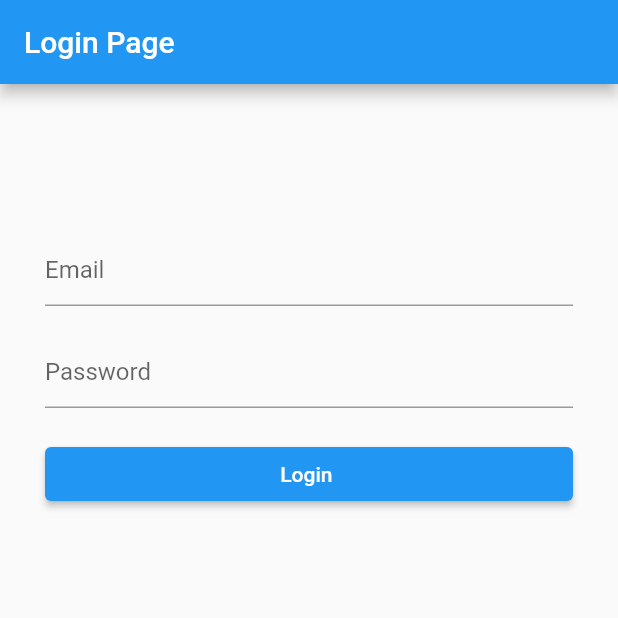
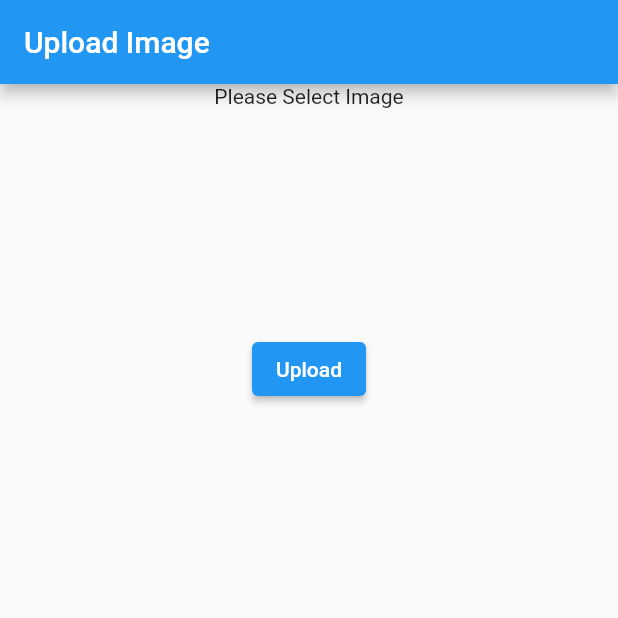
Before and after one commit to AbdulSattarSuleman/flutter_api_integration_learning, a Flutter app: the screen it shows after launch, on a phone screen of 412 x 824 dp, the top half of it. Run offline on Flutter 3.47's test engine with Material 2 defaults, Android fonts, the phone set to English and light mode, and no system bars; drawn by our look-alikes of modal_progress_hud_nsn; our stand-ins replace flutter_spinkit, image_picker.

Commit message:
upload images on server

```diff
--- a/lib/main.dart
+++ b/lib/main.dart
@@ -1,4 +1,4 @@
-import 'package:api_explore/screens/auth_screen.dart';
+import 'package:api_explore/screens/upload_image.dart';
 import 'package:flutter/material.dart';
 
 void main() {
@@ -10,9 +10,9 @@
 
   @override
   Widget build(BuildContext context) {
-    return MaterialApp(
+    return const MaterialApp(
       debugShowCheckedModeBanner: false,
-      home: AuthUser(),
+      home: UploadImageScreen(),
     );
   }
 }
--- /dev/null
+++ b/lib/screens/upload_image.dart
@@ -0,0 +1,124 @@
+// ignore_for_file: avoid_print
+
+import 'dart:io';
+
+import 'package:flutter/material.dart';
+import 'package:http/http.dart' as http;
+import 'package:image_picker/image_picker.dart';
+import 'package:modal_progress_hud_nsn/modal_progress_hud_nsn.dart';
+
+class UploadImageScreen extends StatefulWidget {
+  const UploadImageScreen({Key? key}) : super(key: key);
+
+  @override
+  _UploadImageScreenState createState() => _UploadImageScreenState();
+}
+
+class _UploadImageScreenState extends State<UploadImageScreen> {
+  File? image;
+  final _pickerImage = ImagePicker();
+  bool showSpinner = false;
+
+  // get Image ffrom gallery
+  Future getImage() async {
+    final pickedFile = await _pickerImage.pickImage(
+        source: ImageSource.gallery, imageQuality: 50);
+
+    if (pickedFile != null) {
+      image = File(pickedFile.path);
+      setState(() {});
+    } else {
+      print("No Image Selected");
+    }
+  }
+
+  //upload image
+  Future<void> uploadImage() async {
+    setState(() {
+      showSpinner = true;
+    });
+
+    var stream = http.ByteStream(image!.openRead());
+    stream.cast();
+    var length = await image!.length();
+
+    var uri = Uri.parse('https://fakestoreapi.com/products');
+
+    var request = http.MultipartRequest('POST', uri);
+
+    request.fields['title'] = "Sample Title";
+
+    var multiPort = http.MultipartFile(
+      'image',
+      stream,
+      length,
+    );
+
+    request.files.add(multiPort);
+
+    var response = await request.send();
+    print(response.stream.toString());
+
+    if (response.statusCode == 200) {
+      setState(() {
+        showSpinner = false;
+      });
+      print("Upload Image Successfully");
+    } else {
+      print("Failed");
+      setState(() {
+        showSpinner = false;
+      });
+    }
+  }
+
+  @override
+  Widget build(BuildContext context) {
+    return ModalProgressHUD(
+      inAsyncCall: showSpinner,
+      child: Scaffold(
+        appBar: AppBar(
+          title: const Text("Upload Image"),
+        ),
+        body: SingleChildScrollView(
+          child: Column(
+            mainAxisAlignment: MainAxisAlignment.center,
+            crossAxisAlignment: CrossAxisAlignment.center,
+            children: [
+              GestureDetector(
+                onTap: () {
+                  getImage();
+                },
+                child: Container(
+                  child: image == null
+                      ? const Center(
+                          child: Text('Please Select Image'),
+                        )
+                      : Container(
+                          width: MediaQuery.of(context).size.width,
+                          child: Center(
+                            child: Image.file(
+                              File(image!.path).absolute,
+                              // height: 10,
+                              width: MediaQuery.of(context).size.width,
+                              fit: BoxFit.cover,
+                            ),
+                          ),
+                        ),
+                ),
+              ),
+              const SizedBox(
+                height: 150,
+              ),
+              ElevatedButton(
+                  onPressed: () {
+                    uploadImage();
+                  },
+                  child: const Text("Upload"))
+            ],
+          ),
+        ),
+      ),
+    );
+  }
+}
--- a/pubspec.yaml
+++ b/pubspec.yaml
@@ -37,6 +37,8 @@
   http: ^0.13.4
   shimmer: ^2.0.0
   flutter_spinkit: ^5.1.0
+  modal_progress_hud_nsn: ^0.1.0-nullsafety-1
+  image_picker: ^0.8.4+4
 
 dev_dependencies:
   flutter_test:
```
Also changed, not shown: pubspec.lock, 2 other files.
